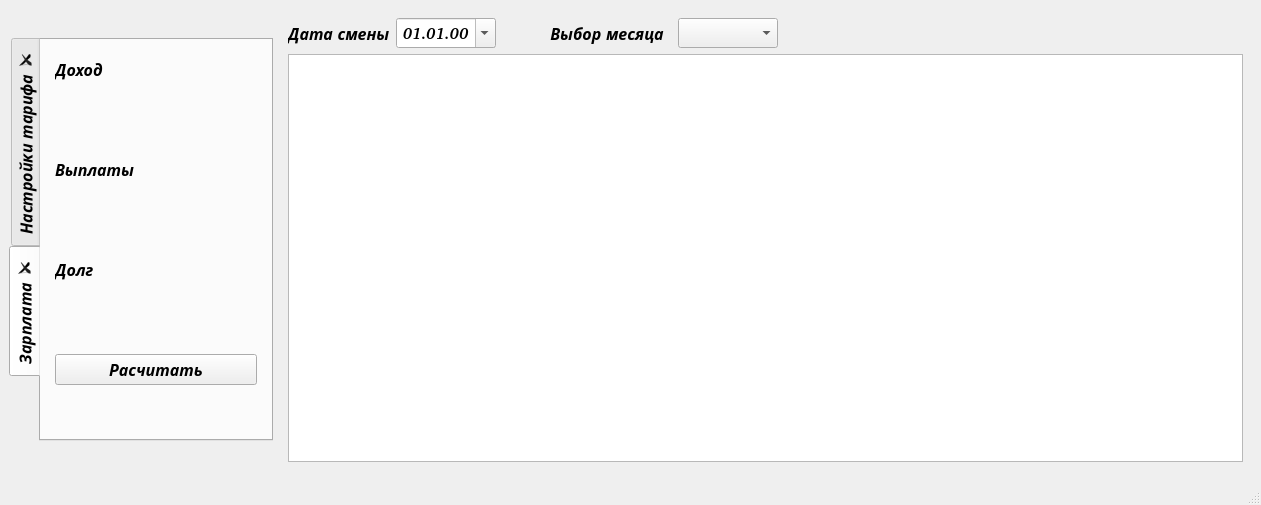
Old version of the form my_form.ui in the repository pAVlicSim/salary_of_taxi_1.2.
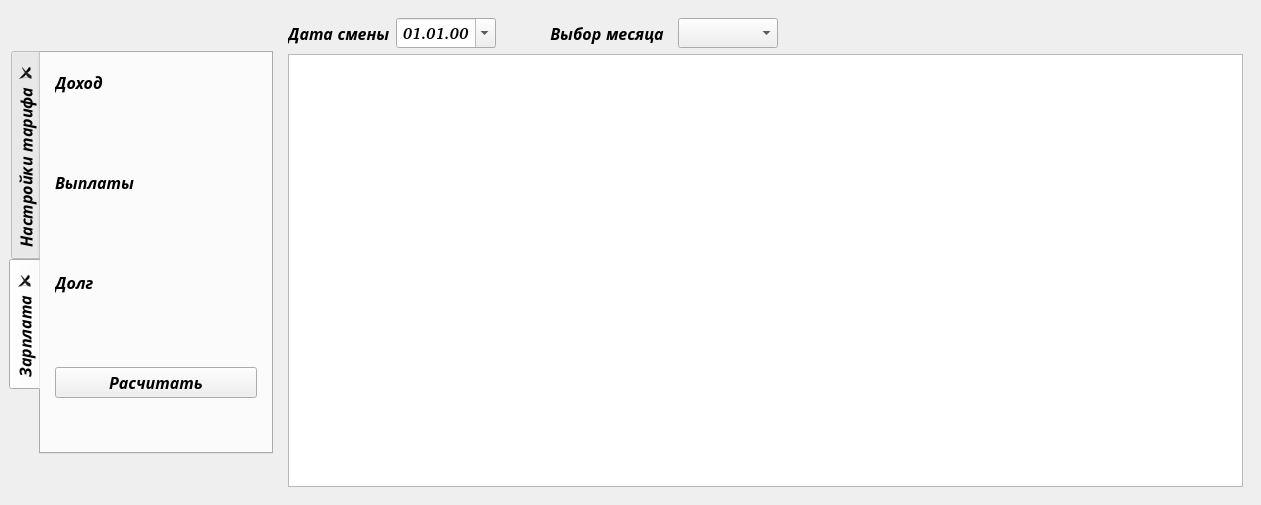
New version of the form.

Patch:
```diff
--- a/my_form.ui
+++ b/my_form.ui
@@ -579,11 +579,6 @@
     </item>
    </layout>
   </widget>
-  <widget class="QStatusBar" name="statusBar">
-   <property name="sizeGripEnabled">
-    <bool>true</bool>
-   </property>
-  </widget>
   <action name="action_addTariff">
    <property name="text">
     <string>Добавить тариф</string>
```
